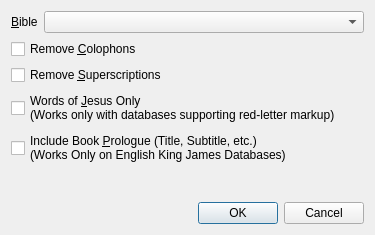
This is programs/ELSSearch/ELSBibleDatabaseSelectDlg.ui in dewhisna/KingJamesPureBibleSearch as Qt 5 draws it before an edit. The edited form follows.
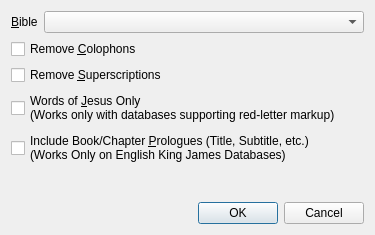
This is the edited form.

Commit message: Rename "Book Prologues" to just be "Prologues", since we are going to be adding chapter prologues too.

The edit to the form file:
```diff
--- a/programs/ELSSearch/ELSBibleDatabaseSelectDlg.ui
+++ b/programs/ELSSearch/ELSBibleDatabaseSelectDlg.ui
@@ -63,7 +63,7 @@
    <item>
     <widget class="QCheckBox" name="chkIncludeBookPrologue">
      <property name="text">
-      <string>Include Book &amp;Prologue (Title, Subtitle, etc.)
+      <string>Include Book/Chapter &amp;Prologues (Title, Subtitle, etc.)
 (Works Only on English King James Databases)</string>
      </property>
     </widget>
```
Left out of the diff: 2 changed lines with no effect on the pictures. The commit also changes 8 other files.
